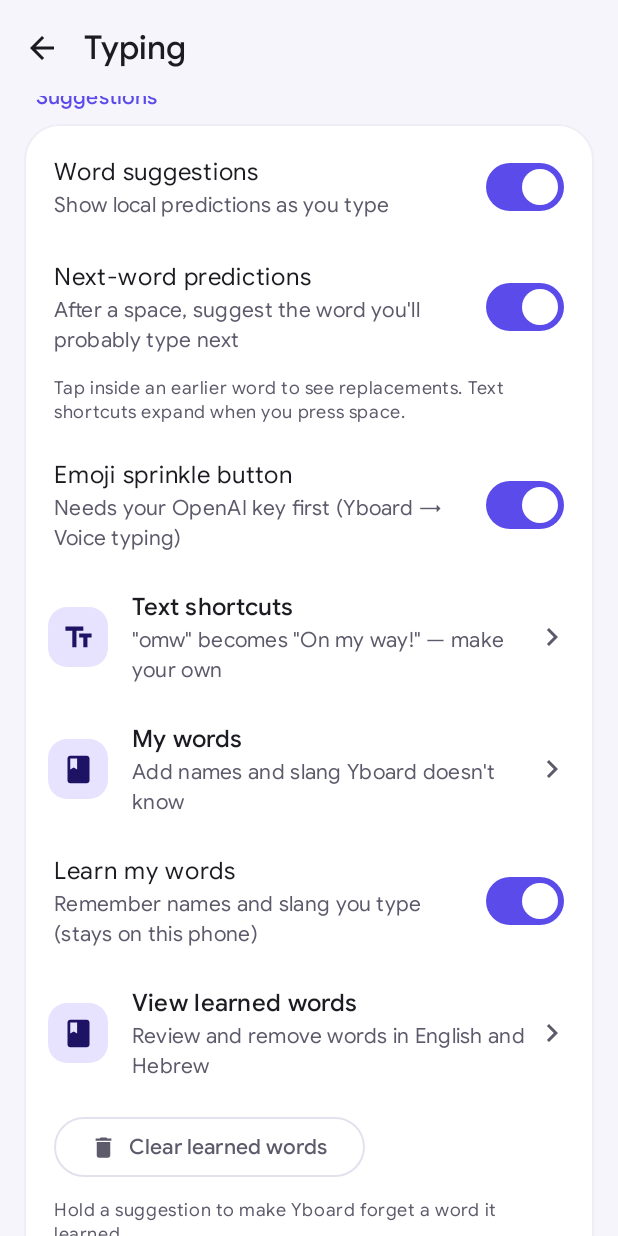
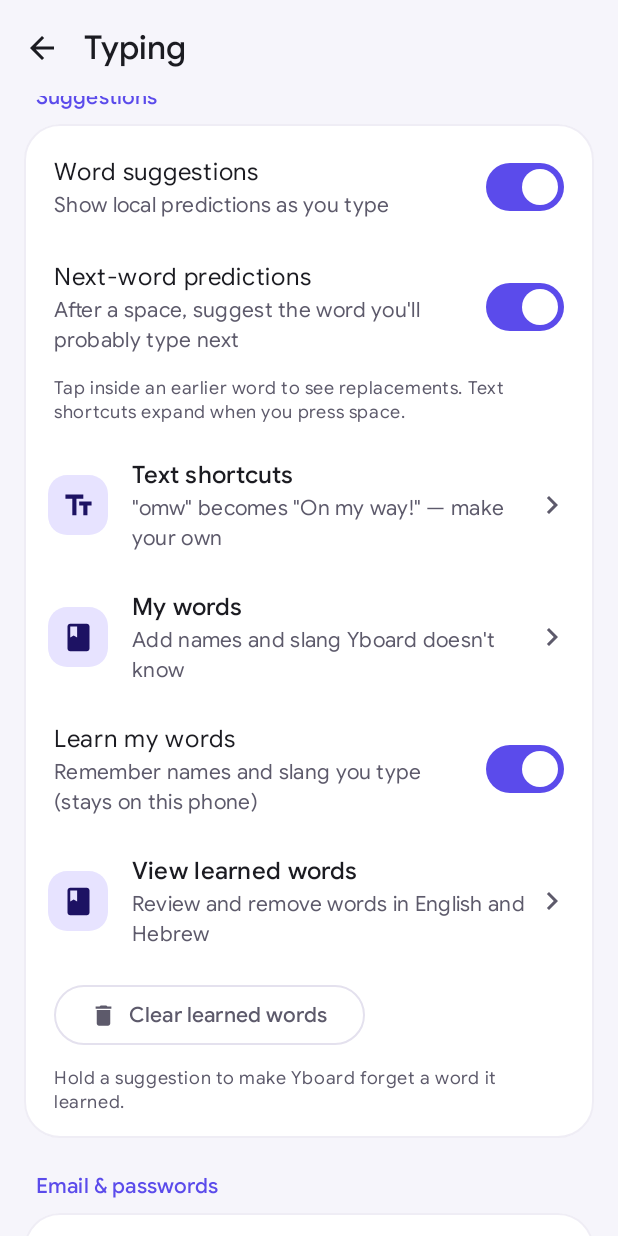
Before and after one commit to moryoav/Yboard, an Android app built with Jetpack Compose: the composable TypingScreen shown on its own in the app's theme, scrolled down 532 dp, on a phone screen of 412 x 824 dp. Run offline under Robolectric (Android 15) with nearby library versions, the phone set to English and light mode, and no system bars; pictures from the network do not load.

Commit message:
Remove the duplicate Emoji sprinkle toggle

```diff
--- a/app/src/main/java/com/yboard/keyboard/ui/OtherScreens.kt
+++ b/app/src/main/java/com/yboard/keyboard/ui/OtherScreens.kt
@@ -31,7 +31,6 @@ import androidx.compose.ui.text.style.TextAlign
 import androidx.compose.ui.unit.dp
 import com.yboard.keyboard.settings.OneHanded
 import com.yboard.keyboard.settings.Prefs
-import com.yboard.keyboard.settings.ToolbarShortcut
 import com.yboard.keyboard.settings.YboardSettings
 import kotlin.math.roundToInt
 
@@ -84,7 +83,6 @@ fun TypingScreen(
     onLearnedWords: () -> Unit,
 ) {
     val context = LocalContext.current
-    val hasKey = remember { com.yboard.keyboard.voice.ApiKeyStore.get(context) != null }
     var confirmClear by remember { mutableStateOf(false) }
     ScreenScaffold("Typing", onBack) {
         LocalPredictionSection()
@@ -97,14 +95,6 @@ fun TypingScreen(
                 settings.nextWords, enabled = settings.suggestions,
             ) { b -> Prefs.update { it.copy(nextWords = b) } }
             HintText("Tap inside an earlier word to see replacements. Text shortcuts expand when you press space.")
-            SwitchRow(
-                "Emoji sprinkle button",
-                if (hasKey) "A ✨ button above the keys adds fitting emojis to your message. Uses your OpenAI key"
-                else "Needs your OpenAI key first (Yboard → Voice typing)",
-                ToolbarShortcut.SPRINKLE !in settings.toolbarShortcuts.hidden,
-            ) { visible ->
-                Prefs.update { it.copy(toolbarShortcuts = it.toolbarShortcuts.withVisibility(ToolbarShortcut.SPRINKLE, visible)) }
-            }
             NavRow(R.drawable.ic_text_fields, "Text shortcuts", "\"omw\" becomes \"On my way!\" — make your own") { onShortcuts() }
             NavRow(R.drawable.ic_book, "My words", myWordsSummary(settings)) { onMyWords() }
             SwitchRow(
--- a/app/src/main/java/com/yboard/keyboard/ui/SettingsSearch.kt
+++ b/app/src/main/java/com/yboard/keyboard/ui/SettingsSearch.kt
@@ -29,6 +29,7 @@ import androidx.compose.ui.geometry.CornerRadius
 import androidx.compose.ui.res.painterResource
 import androidx.compose.ui.unit.dp
 import com.yboard.keyboard.R
+import com.yboard.keyboard.settings.ToolbarShortcut
 import kotlinx.coroutines.delay
 
 /**
@@ -85,6 +86,7 @@ object SettingsIndex {
         SettingEntry("Number hints", Screen.LAYOUT, "$LAYOUT › Keys", "numbers long press"),
         SettingEntry("Toolbar", Screen.LAYOUT, "$LAYOUT › Keys", "icons bar top"),
         SettingEntry("Toolbar shortcuts", Screen.TOOLBAR, LAYOUT, "icons order reorder hide show clipboard sticker emoji palette undo mic", null),
+        SettingEntry(ToolbarShortcut.SPRINKLE.label, Screen.TOOLBAR, "$LAYOUT › Toolbar shortcuts", "button sparkle ai add emojis ✨ אימוג'י"),
         SettingEntry(STICKERS_WITH_SUGGESTIONS, Screen.TOOLBAR, "Toolbar shortcuts › While typing", "sticker icon hide completions predictions"),
         SettingEntry("Hide Android's switch-keyboard button", Screen.LAYOUT, "$LAYOUT › Keys", "gboard globe switch bar bottom"),
         SettingEntry("One-handed mode", Screen.LAYOUT, LAYOUT, "one hand left right thumb small יד אחת"),
@@ -94,7 +96,6 @@ object SettingsIndex {
         SettingEntry("Local predictions", Screen.TYPING, TYPING, "qwen gemma llm ai offline download model typing swipe prediction context"),
         SettingEntry("AI models", Screen.AI_MODELS, "AI models", "model reasoning thinking effort prediction voice transcription", null),
         SettingEntry("AI usage & cost", Screen.AI_MODELS, "AI models › Usage & estimated cost", "tokens input output cached cost price day week month spending usage", "Usage & estimated cost"),
-        SettingEntry("Emoji sprinkle button", Screen.TYPING, "$TYPING › Suggestions", "emoji sprinkle sparkle ai add emojis ✨ אימוג'י"),
         SettingEntry("Text shortcuts", Screen.SHORTCUTS, TYPING, "shortcuts omw abbreviation expand קיצורים", null),
         SettingEntry("My words", Screen.MY_WORDS, TYPING, "dictionary names slang add word personal מילים מילון", null),
         SettingEntry("Learn my words", Screen.TYPING, "$TYPING › Suggestions", "learn names slang"),
--- a/app/src/main/java/com/yboard/keyboard/ui/ToolbarScreen.kt
+++ b/app/src/main/java/com/yboard/keyboard/ui/ToolbarScreen.kt
@@ -96,7 +96,7 @@ fun ToolbarScreen(settings: YboardSettings, onBack: () -> Unit) {
 @Composable
 private fun ToolbarShortcutRow(shortcut: ToolbarShortcut, index: Int, shortcuts: ToolbarShortcuts) {
     Row(
-        Modifier.fillMaxWidth().padding(start = 16.dp, end = 12.dp, top = 6.dp, bottom = 6.dp),
+        Modifier.fillMaxWidth().searchTarget(shortcut.label).padding(start = 16.dp, end = 12.dp, top = 6.dp, bottom = 6.dp),
         verticalAlignment = Alignment.CenterVertically,
     ) {
         Icon(
```
Also changed, not shown: 3 other files.
